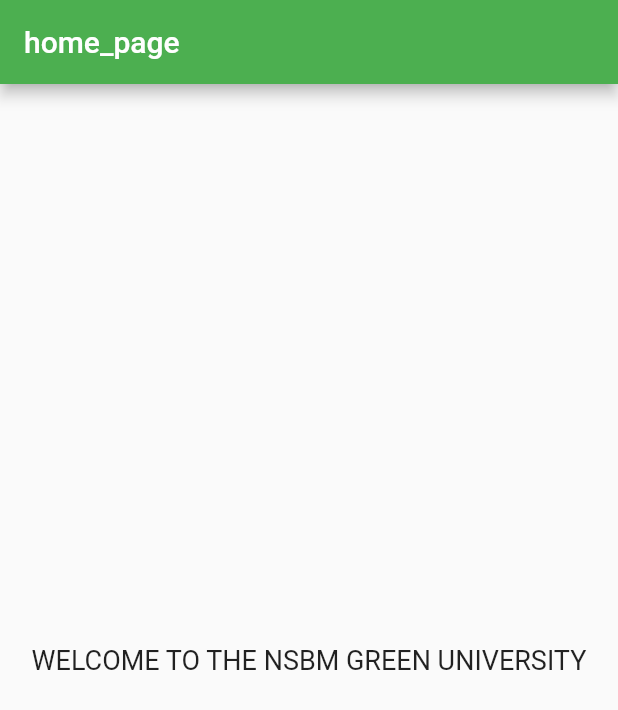
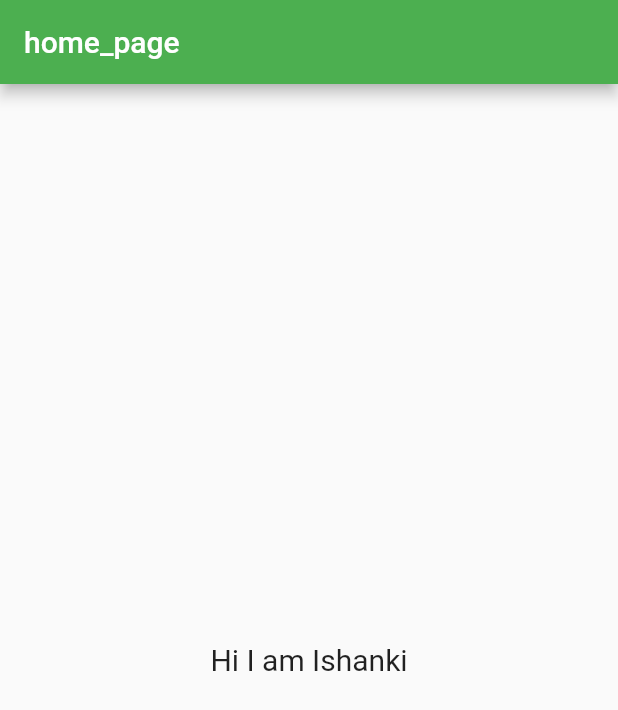
Before and after one commit to Ishanki88/flutter_assignment1, a Flutter app: the screen it shows after launch, on a phone screen of 412 x 824 dp. Shown: the top 710 px of the screen. Run offline on Flutter 3.47's test engine with Material 2 defaults, Android fonts, the phone set to English and light mode, and no system bars.

Commit message:
Update home_page.dart

```diff
--- a/Flutter_Assignment1-main/Flutter_Assignment1-main/session_project/lib/pages/home_page.dart
+++ b/Flutter_Assignment1-main/Flutter_Assignment1-main/session_project/lib/pages/home_page.dart
@@ -9,8 +9,8 @@ class home_page extends StatelessWidget {
       ),
       body: Center(
         child: Text(
-          'WELCOME TO THE NSBM GREEN UNIVERSITY',
-          style: TextStyle(fontSize: 18),
+          'Hi I am Ishanki',
+          style: TextStyle(fontSize: 20),
         ),
       ),
     );
```
